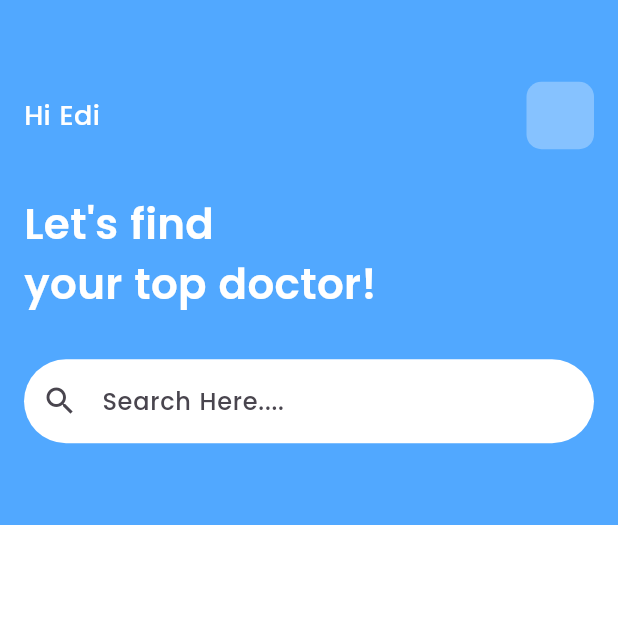
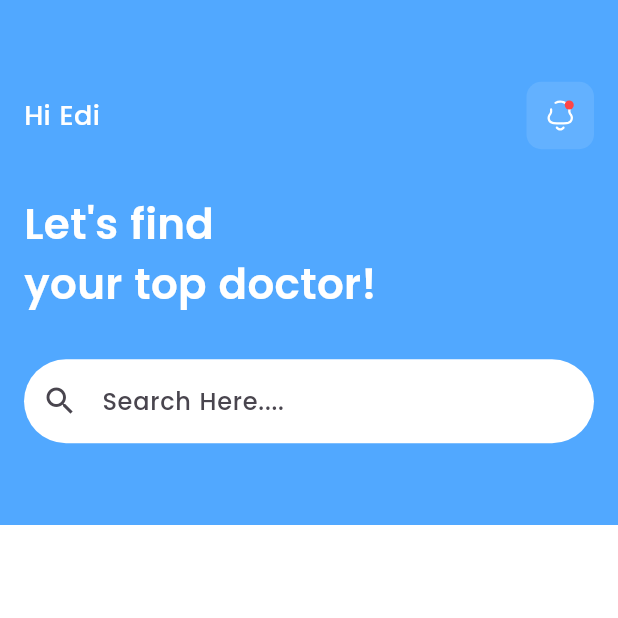
Before and after one commit to siraajul/docseek, a Flutter app: the screen it shows after launch, on a phone screen of 412 x 824 dp, the top half of it. Run offline on Flutter 3.47's test engine with Material 3 defaults, Android fonts, the phone set to English and light mode, and no system bars; our stand-ins replace flutter_svg.

Commit message:
Import: Header Method

```diff
--- a/lib/home.dart
+++ b/lib/home.dart
@@ -1,4 +1,5 @@
 import 'package:flutter/material.dart';
+import 'ui/home/header.dart';
 
 class HomePage extends StatelessWidget {
   const HomePage({super.key});
@@ -7,62 +8,7 @@ class HomePage extends StatelessWidget {
   Widget build(BuildContext context) {
     return Scaffold(
       backgroundColor: Colors.white,
-      body: Container(
-        color: const Color(0xff51A8FF),
-        height: 350,
-        padding: const EdgeInsets.all(16),
-        width: double.infinity,
-        child: Column(
-          mainAxisAlignment: MainAxisAlignment.center,
-          crossAxisAlignment: CrossAxisAlignment.start,
-          children: [
-            Row(
-              mainAxisAlignment: MainAxisAlignment.spaceBetween,
-              children: [
-                //Right Text
-                const Text(
-                  'Hi Edi',
-                  style: TextStyle(fontSize: 18, color: Colors.white),
-                ),
-                //Right Icon
-                Container(
-                  height: 45,
-                  width: 45,
-                  decoration: BoxDecoration(
-                    color: Colors.white.withOpacity(0.3),
-                    borderRadius: BorderRadius.circular(10),
-                  ),
-                )
-              ],
-            ),
-            const SizedBox(
-              height: 30,
-            ),
-            const Text(
-              "Let's find\nyour top doctor!",
-              style: TextStyle(
-                  color: Colors.white,
-                  fontSize: 28,
-                  fontWeight: FontWeight.w600),
-            ),
-            const SizedBox(
-              height: 30,
-            ),
-            //------------------------SearchBar---------------------------------
-            const TextField(
-              decoration: InputDecoration(
-                  filled: true,
-                  fillColor: Colors.white,
-                  hintText: 'Search Here....',
-                  hintStyle: TextStyle(fontWeight: FontWeight.w400),
-                  prefixIcon: Icon(Icons.search),
-                  border: OutlineInputBorder(
-                      borderSide: BorderSide.none,
-                      borderRadius: BorderRadius.all(Radius.circular(50)))),
-            ),
-          ],
-        ),
-      ),
+      body: header(),
     );
   }
 }
```
